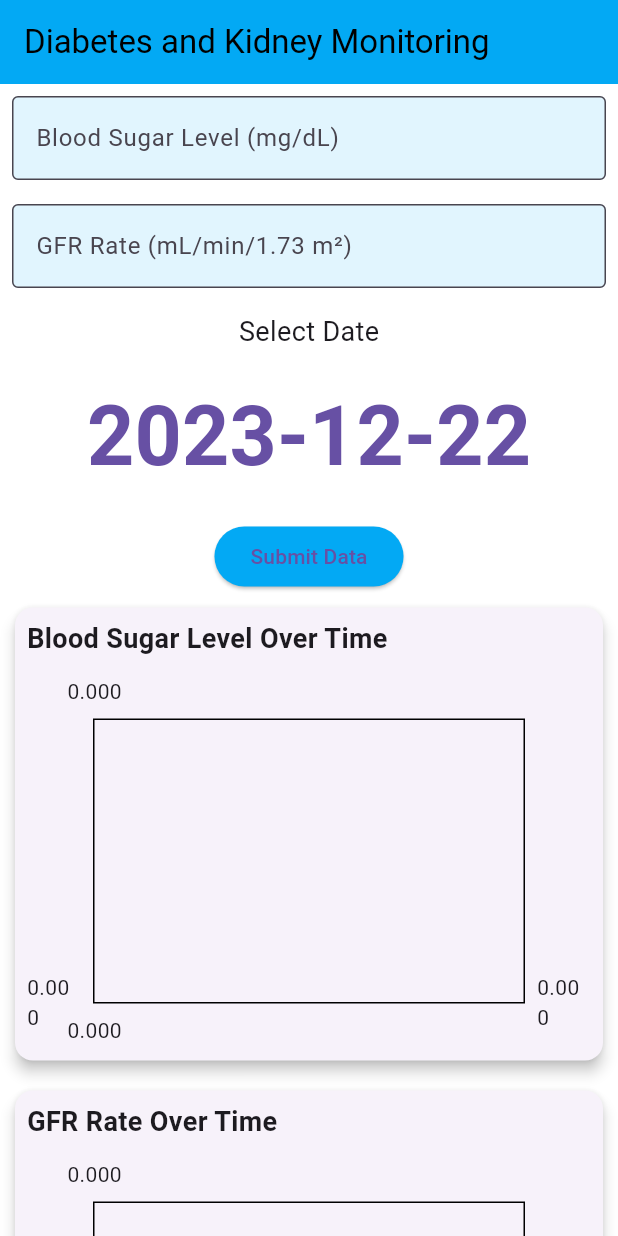
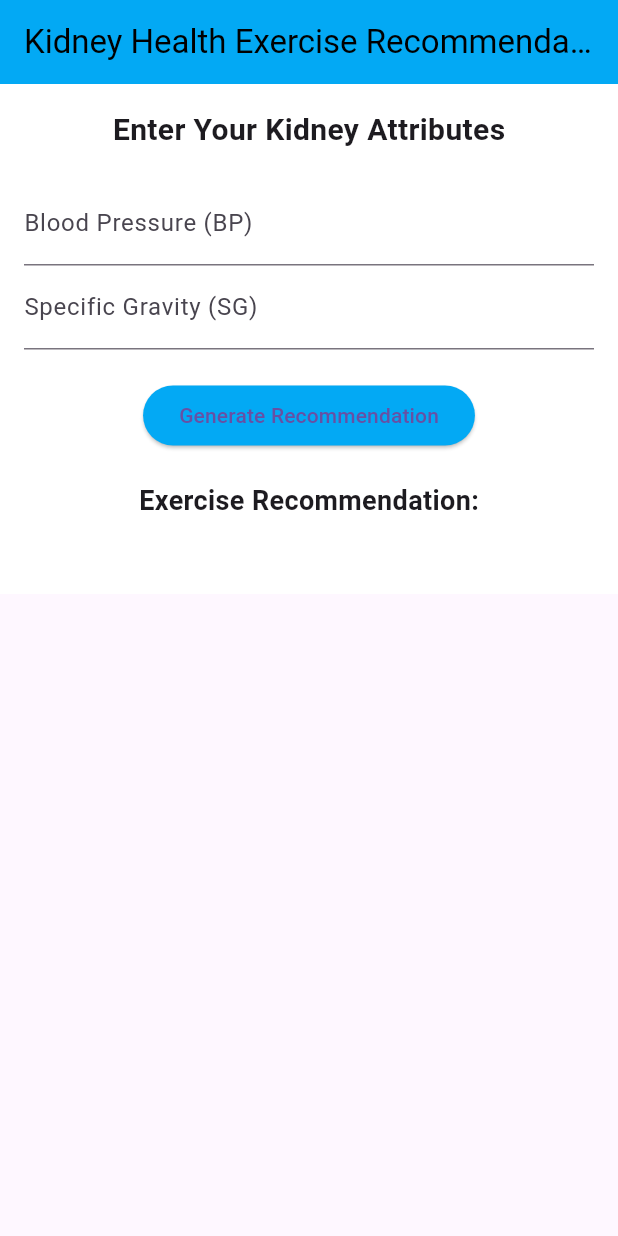
Before and after one commit to iMalikHashim/fyp, a Flutter app: the screen it shows after launch, on a phone screen of 412 x 824 dp. Run offline on Flutter 3.47's test engine with Material 3 defaults, Android fonts, the phone set to English and light mode, and no system bars; drawn by our look-alikes of fl_chart.

Commit message:
Excercise Basic Page

```diff
--- /dev/null
+++ b/lib/components/excerciseScreen.dart
@@ -0,0 +1,131 @@
+import 'package:flutter/material.dart';
+
+class ExerciseScreen extends StatefulWidget {
+  @override
+  _ExerciseScreenState createState() => _ExerciseScreenState();
+}
+
+class _ExerciseScreenState extends State<ExerciseScreen> {
+  TextEditingController bpController = TextEditingController();
+  TextEditingController sgController = TextEditingController();
+  TextEditingController alController = TextEditingController();
+  TextEditingController suController = TextEditingController();
+  TextEditingController rbcController = TextEditingController();
+  TextEditingController buController = TextEditingController();
+  TextEditingController scController = TextEditingController();
+  TextEditingController sodController = TextEditingController();
+  TextEditingController potController = TextEditingController();
+  TextEditingController hemoController = TextEditingController();
+  TextEditingController wbccController = TextEditingController();
+  TextEditingController rbccController = TextEditingController();
+
+  String exerciseRecommendation = "";
+
+  // Function to generate exercise recommendation based on attributes
+  void generateRecommendation(
+      double bp,
+      double sg,
+      double al,
+      double su,
+      double rbc,
+      double bu,
+      double sc,
+      double sod,
+      double pot,
+      double hemo,
+      double wbcc,
+      double rbcc) {
+    // Example logic for exercise recommendation based on attributes
+    if (bp > 140 || su > 1.0 || hemo < 12.0) {
+      setState(() {
+        exerciseRecommendation =
+            "Based on your attributes, it's recommended to consult with a healthcare professional before starting any exercise program.";
+      });
+    } else if (sg > 1.015 && al < 0.2) {
+      setState(() {
+        exerciseRecommendation =
+            "You can engage in light to moderate-intensity exercises such as walking, swimming, or cycling.";
+      });
+    } else {
+      setState(() {
+        exerciseRecommendation =
+            "Consult with a healthcare professional for personalized exercise recommendations based on your specific kidney condition.";
+      });
+    }
+  }
+
+  @override
+  Widget build(BuildContext context) {
+    return Scaffold(
+      appBar: AppBar(
+        title: Text(
+          'Kidney Health Exercise Recommendations',
+          style: TextStyle(color: Colors.black),
+        ),
+        backgroundColor: Colors.lightBlue,
+      ),
+      body: SingleChildScrollView(
+        child: Container(
+          padding: EdgeInsets.all(16.0),
+          color: Colors.white,
+          child: Column(
+            crossAxisAlignment: CrossAxisAlignment.center,
+            children: [
+              Text(
+                'Enter Your Kidney Attributes',
+                style: TextStyle(fontSize: 20.0, fontWeight: FontWeight.bold),
+              ),
+              SizedBox(height: 20.0),
+              // Input fields for kidney attributes
+              TextFormField(
+                controller: bpController,
+                decoration: InputDecoration(labelText: 'Blood Pressure (BP)'),
+                keyboardType: TextInputType.number,
+              ),
+              TextFormField(
+                controller: sgController,
+                decoration: InputDecoration(labelText: 'Specific Gravity (SG)'),
+                keyboardType: TextInputType.number,
+              ),
+              // Other input fields for attributes
+              // ...
+              SizedBox(height: 20.0),
+              ElevatedButton(
+                onPressed: () {
+                  // Parse input values and generate exercise recommendation
+                  double bp = double.parse(bpController.text);
+                  double sg = double.parse(sgController.text);
+                  double al = double.parse(alController.text);
+                  double su = double.parse(suController.text);
+                  double rbc = double.parse(rbcController.text);
+                  double bu = double.parse(buController.text);
+                  double sc = double.parse(scController.text);
+                  double sod = double.parse(sodController.text);
+                  double pot = double.parse(potController.text);
+                  double hemo = double.parse(hemoController.text);
+                  double wbcc = double.parse(wbccController.text);
+                  double rbcc = double.parse(rbccController.text);
+
+                  generateRecommendation(
+                      bp, sg, al, su, rbc, bu, sc, sod, pot, hemo, wbcc, rbcc);
+                },
+                child: Text('Generate Recommendation'),
+                style: ElevatedButton.styleFrom(primary: Colors.lightBlue),
+              ),
+              SizedBox(height: 20.0),
+              Text(
+                'Exercise Recommendation:',
+                style: TextStyle(fontSize: 18.0, fontWeight: FontWeight.bold),
+              ),
+              SizedBox(height: 10.0),
+              Text(
+                exerciseRecommendation,
+                style: TextStyle(fontSize: 16.0),
+              ),
+            ],
+          ),
+        ),
+      ),
+    );
+  }
+}
--- a/lib/main.dart
+++ b/lib/main.dart
@@ -12,12 +12,13 @@ import 'components/diabetes.dart';
 import 'components/bloodpressure.dart';
 import 'components/LoginSignup/LandingScreen.dart';
 import 'components/dietPlan.dart';
+import 'components/excerciseScreen.dart';
 
 void main() => runApp(MaterialApp(
       routes: {
         // home: (),
         // '/': (context) => Dashboard(),
-        '/': (context) => DiabetesScreen(),
+        '/': (context) => ExerciseScreen(),
         // '/': (context) => DietPlan(),
         '/viewReports': (context) => ViewReportScreen(),
         '/diabetes': (context) => DiabetesScreen(),
```
